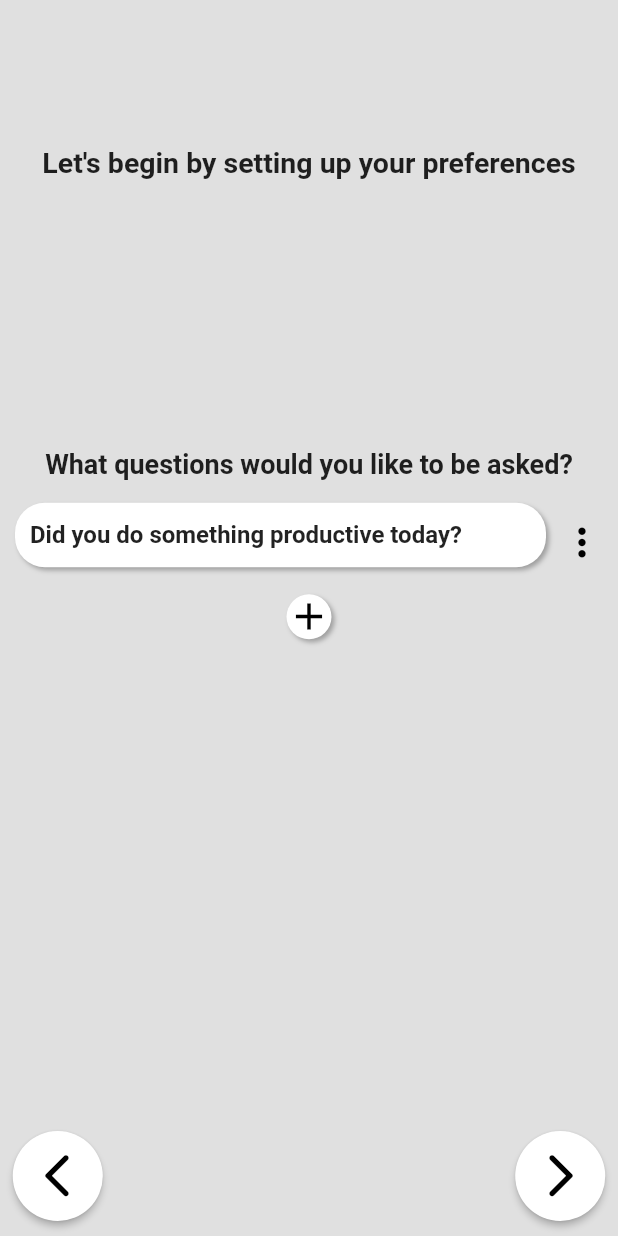
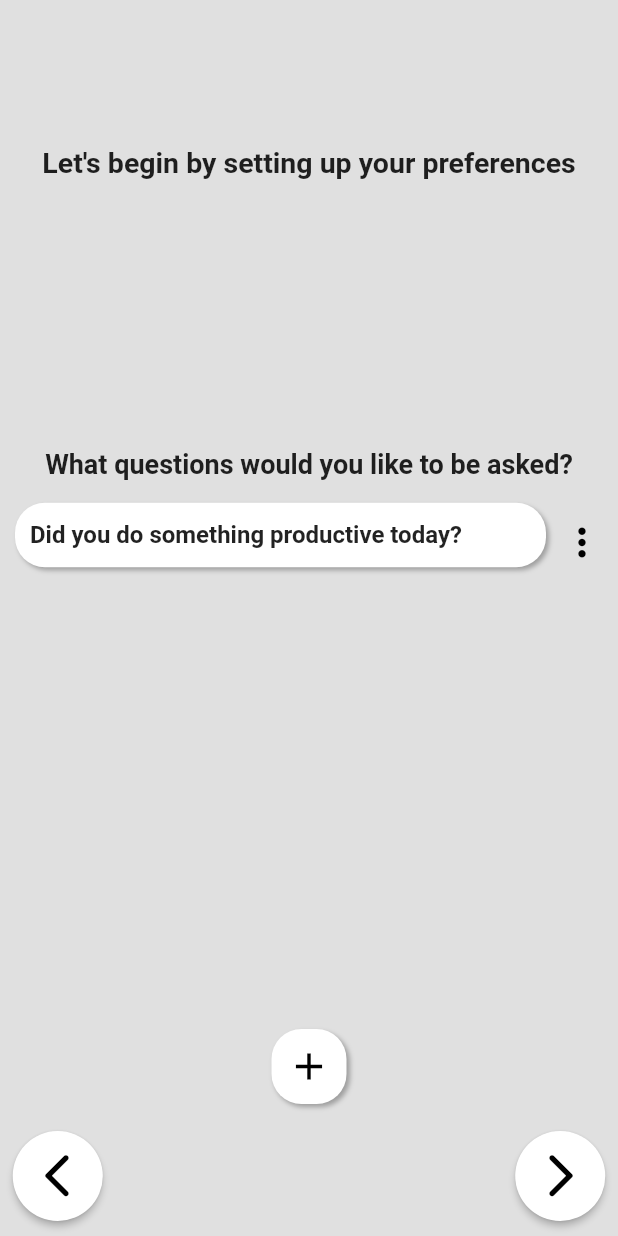
Before and after one commit to ChrisPC-39/trigger, a Flutter app: the screen it shows after launch, swiped to page 2, on a phone screen of 412 x 824 dp. Run offline on Flutter 3.47's test engine with Material 2 defaults, Android fonts, the phone set to English and light mode, and no system bars; our stand-ins replace flutter_local_notifications, hive, hive_flutter, shared_preferences, timezone; missing offline and left inert: day_night_time_picker; accounts and stored records are empty; generated files the repository leaves out were written again.

Commit message:
Bug fixes + UI improvements

```diff
--- a/lib/main.dart
+++ b/lib/main.dart
@@ -108,6 +108,20 @@ class _MyAppState extends State<MyApp> {
   Widget build(BuildContext context) {
     final setup = Hive.box("setup").getAt(0) as Setup;
 
+    SystemChrome.setPreferredOrientations([
+      DeviceOrientation.portraitUp,
+      DeviceOrientation.portraitDown,
+    ]);
+
+    SystemChrome.setSystemUIOverlayStyle(SystemUiOverlayStyle(
+      statusBarColor: theme.isDark ? Color(0xFF303030) : Colors.transparent,  //Status bar color
+      statusBarBrightness: theme.isDark ? Brightness.light : Brightness.dark,                //Status bar brightness
+      statusBarIconBrightness: theme.isDark ? Brightness.light : Brightness.dark,            //Status barIcon brightness
+      systemNavigationBarColor: theme.isDark ? Color(0xFF303030) : Colors.transparent,          //Navigation bar color
+      systemNavigationBarDividerColor: theme.isDark ? Color(0xFF303030) : Colors.transparent,   //Navigation bar divider color
+      systemNavigationBarIconBrightness: theme.isDark ? Brightness.light : Brightness.dark,  //Navigation bar icon
+    ));
+
     return ChangeNotifierProvider(
       create: (_) { return themeChangeProvider; },
       child: Consumer<DarkThemeProvider>(
--- a/lib/screens/main_screens/answer_screen.dart
+++ b/lib/screens/main_screens/answer_screen.dart
@@ -118,7 +118,7 @@ class _AnswerScreenState extends State<AnswerScreen> {
                 onPressed: () => setState(() {
                   addAnswer("yes");
                 })
-              ),
+              )
             ),
 
             AbsorbPointer(
@@ -157,8 +157,8 @@ class _AnswerScreenState extends State<AnswerScreen> {
           Container(
             margin: EdgeInsets.only(top: 50),
             child: Text(
-              "You answered all the questions for today.\n\n"
-              "Come back tomorrow for more!",
+              "You answered all the questions for today!\n\n"
+              "Come back tomorrow or change your answers.",
               textAlign: TextAlign.center,
               style: TextStyle(fontSize: 30, fontWeight: FontWeight.bold)
             )
--- a/lib/screens/main_screens/graph_screen.dart
+++ b/lib/screens/main_screens/graph_screen.dart
@@ -12,8 +12,7 @@ class _GraphScreenState extends State<GraphScreen> {
   Widget build(BuildContext context) {
     final questionBox = Hive.box("questions");
     final question = questionBox.getAt(0) as Question;
-    // print(question.answer);
 
-    return Center(child: Container(width: 50, height: 50, color: Colors.red));
+    return Placeholder();
   }
 }
--- a/lib/screens/setup_screens/questions_screen.dart
+++ b/lib/screens/setup_screens/questions_screen.dart
@@ -59,13 +59,19 @@ class _QuestionScreenState extends State<QuestionsScreen> {
       child: ValueListenableBuilder(
         valueListenable: Hive.box("questions").listenable(),
         builder: (context, questionBox, _) {
-          return ReorderableListView(
+          return Column(
+            children: [
+              Flexible(
+                child: ReorderableListView(
                   physics: BouncingScrollPhysics(),
                   key: _listKey,
                   onReorder: reorderList,
                   children: [
                     for(int i = 0; i < Hive.box("questions").length; i++)
                       _buildQuestion(i),
+                  ]
+                )
+              ),
 
               _buildAddQuestion()
             ]
@@ -203,29 +209,18 @@ class _QuestionScreenState extends State<QuestionsScreen> {
     return TextButton(
       key: UniqueKey(),
       onPressed: () => popUpDialog(-1, false),
+      child: ConstrainedBox(
+        constraints: BoxConstraints(
+          minWidth: 50,
+          minHeight: 60
+        ),
         child: Container(
           margin: EdgeInsets.fromLTRB(0, 0, 0, 10),
           decoration: containerDecoration(),
           child: Icon(Icons.add, size: 30, color: theme.isDark ? Colors.white : Colors.black),
+        ),
       )
     );
-
-    //If you want the ADD button to cover the entire screen width
-    // return TextButton(
-    //     key: UniqueKey(),
-    //     onPressed: () => popUpDialog(-1, false),
-    //     child: ConstrainedBox(
-    //       constraints: BoxConstraints(
-    //           minWidth: MediaQuery.of(context).size.width,
-    //           minHeight: 50
-    //       ),
-    //       child: Container(
-    //         margin: EdgeInsets.fromLTRB(0, 0, 0, 10),
-    //         decoration: containerDecoration(),
-    //         child: Icon(Icons.add, size: 30, color: theme.isDark ? Colors.white : Colors.black),
-    //       ),
-    //     )
-    // );
   }
 
   void reorderList(int oldIndex, int newIndex) {
--- a/lib/screens/setup_screens/time_picker_screen.dart
+++ b/lib/screens/setup_screens/time_picker_screen.dart
@@ -72,6 +72,9 @@ class _TimePickerState extends State<TimePicker> {
               checkIconOpacity = 1.0;
               Navigator.of(context).push(
                 showPicker(
+                  cancelText: "",
+                  okText: "Submit",
+                  blurredBackground: true,
                   context: context,
                   value: _time,
                   onChange: onTimeChanged,
```
Also changed, not shown: lib/screens/main_screens/settings_screen.dart (+29 -3 lines), lib/screens/setup_screens/theme_screen.dart (+31 -3 lines). Lines whose indentation alone changed are shown as unchanged.
